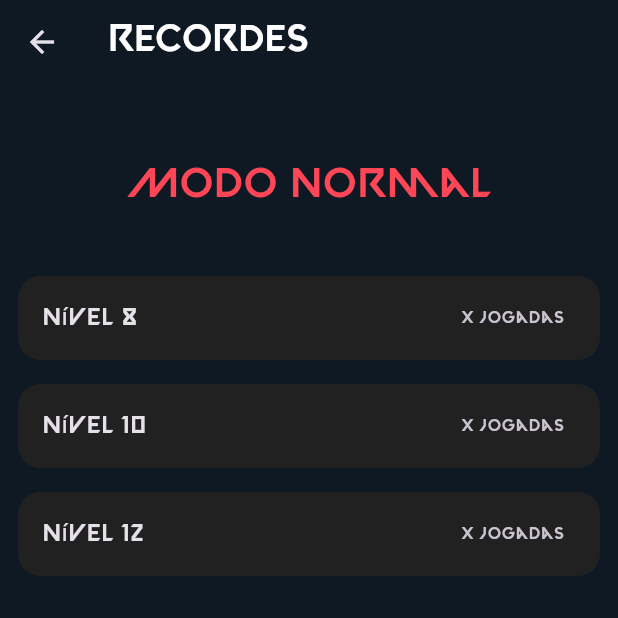
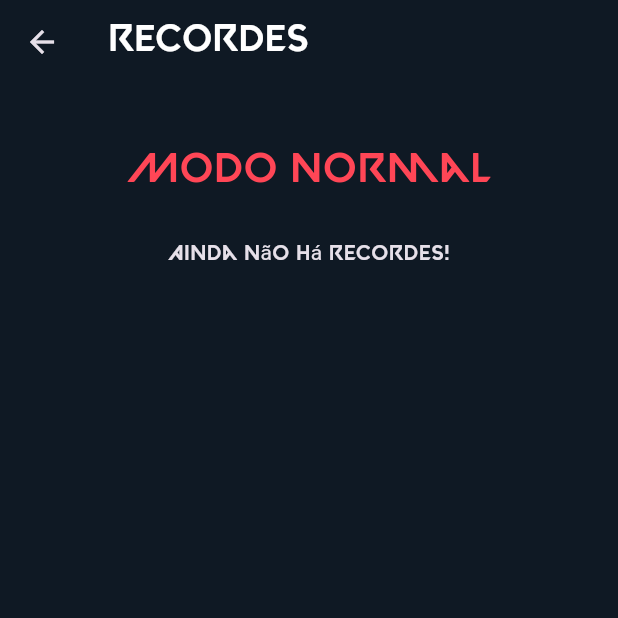
Before and after one commit to Dithan/valorant-memory, a Flutter app: the screen it shows after launch, after a tap on "Protocolo Normal", on a phone screen of 412 x 824 dp, the top half of it. Run offline on Flutter 3.47's test engine with Material 3 defaults, Android fonts, the phone set to English and light mode, and no system bars; our stand-ins replace flutter_mobx, hive, hive_flutter, mobx; accounts and stored records are empty; generated files the repository leaves out were written again.

Commit message:
Feat: Implementação do registro de recordes com Hive

```diff
--- a/lib/main.dart
+++ b/lib/main.dart
@@ -1,13 +1,20 @@
 import 'package:flutter/material.dart';
+import 'package:hive_flutter/hive_flutter.dart';
 import 'package:provider/provider.dart';
 import 'package:valorant_jogo_da_memoria/controllers/game_controller.dart';
+import 'package:valorant_jogo_da_memoria/repositories/records_repository.dart';
 import 'package:valorant_jogo_da_memoria/screens/home_page.dart';
 import 'package:valorant_jogo_da_memoria/theme.dart';
 
-void main() {
+void main() async {
+  await Hive.initFlutter();
+
   runApp(MultiProvider(
     providers: [
-      Provider<GameController>(create: (_) => GameController()),
+      Provider<RecordsRepository>(create: (_) => RecordsRepository()),
+      ProxyProvider<RecordsRepository, GameController>(
+        update: (_, repo, __) => GameController(recordsRepository: repo),
+      ),
     ],
     child: const MyApp(),
   ));
--- a/lib/screens/records_screen.dart
+++ b/lib/screens/records_screen.dart
@@ -1,53 +1,73 @@
 import 'package:flutter/material.dart';
+import 'package:flutter_mobx/flutter_mobx.dart';
+import 'package:provider/provider.dart';
 import 'package:valorant_jogo_da_memoria/constants.dart';
+import 'package:valorant_jogo_da_memoria/repositories/records_repository.dart';
 import 'package:valorant_jogo_da_memoria/theme.dart';
 
 class RecordsScreen extends StatelessWidget {
   final Modo modo;
-  final List<String> recs = ['Modo', 'Nível 8', 'Nível 10', 'Nível 12'];
 
-  RecordsScreen({super.key, required this.modo});
+  const RecordsScreen({super.key, required this.modo});
 
   getModo() {
     return modo == Modo.normal ? 'Normal' : 'Radiant';
   }
 
+  List<Widget> getRecordsList(Map records) {
+    final List<Widget> widgets = [];
+
+    records.forEach((nivel, score) {
+      widgets.add(ListTile(
+        title: Text('Nível $nivel'),
+        trailing: Text(score.toString()),
+        tileColor: Colors.grey[900],
+        shape: RoundedRectangleBorder(
+          borderRadius: BorderRadius.circular(15),
+        ),
+      ));
+
+      widgets.add(Divider(color: Colors.transparent));
+    });
+
+    if (widgets.isEmpty) {
+      widgets.add(Center(
+        child: Text('Ainda não há recordes!'),
+      ));
+    }
+
+    return widgets;
+  }
+
   @override
   Widget build(BuildContext context) {
+    final repository = Provider.of<RecordsRepository>(context);
+
     return Scaffold(
       appBar: AppBar(
         title: Text('Recordes'),
       ),
       body: Padding(
         padding: EdgeInsets.all(12),
-        child: ListView.separated(
-            itemBuilder: (context, index) {
-              return index == 0
-                  ? Padding(
-                      padding: EdgeInsets.only(top: 36, bottom: 24),
+        child: Observer(
+          builder: (context) => Column(
+            mainAxisAlignment: MainAxisAlignment.start,
+            children: [
+              Padding(
+                padding: EdgeInsets.only(top: 26, bottom: 24),
                 child: Center(
                   child: Text(
                     'Modo ${getModo()}',
-                          style: TextStyle(
-                              fontSize: 28, color: ValorantTheme.color),
+                    style: TextStyle(fontSize: 28, color: ValorantTheme.color),
                   ),
                 ),
-                    )
-                  : ListTile(
-                      title: Text(recs[index]),
-                      trailing: Text('X jogadas'),
-                      tileColor: Colors.grey[900],
-                      shape: RoundedRectangleBorder(
-                        borderRadius: BorderRadius.all(
-                          Radius.circular(15),
+              ),
+              ...getRecordsList(modo == Modo.normal
+                  ? repository.recordsNormal
+                  : repository.recordsRadiant),
+            ],
           ),
         ),
-                    );
-            },
-            separatorBuilder: (context, index) => Divider(
-                  color: Colors.transparent,
-                ),
-            itemCount: recs.length),
       ),
     );
   }
--- a/lib/widgets/card_nivel.dart
+++ b/lib/widgets/card_nivel.dart
@@ -1,5 +1,7 @@
 import 'package:flutter/material.dart';
+import 'package:provider/provider.dart';
 import 'package:valorant_jogo_da_memoria/constants.dart';
+import 'package:valorant_jogo_da_memoria/controllers/game_controller.dart';
 import 'package:valorant_jogo_da_memoria/models/game_play.dart';
 import 'package:valorant_jogo_da_memoria/screens/game_screen.dart';
 import 'package:valorant_jogo_da_memoria/theme.dart';
@@ -13,6 +15,8 @@ class CardNivel extends StatelessWidget {
   });
 
   startGame(BuildContext context) {
+    context.read<GameController>().startGame(gamePlay: gamePlay);
+
     Navigator.push(
       context,
       MaterialPageRoute(
--- a/pubspec.yaml
+++ b/pubspec.yaml
@@ -38,6 +38,9 @@ dependencies:
   flutter_mobx: ^2.3.0
   mobx_codegen: ^2.7.1
   mobx: ^2.5.0
+  hive: ^2.2.3
+  hive_flutter: ^1.1.0
+  path_provider: ^2.1.5
 
 dev_dependencies:
   flutter_test:
```
Also changed, not shown: lib/controllers/game_controller.dart (+88 -0 lines), lib/repositories/records_repository.dart (added, +54 -0 lines), lib/screens/game_screen.dart (+23 -9 lines), lib/screens/niveis_screen.dart (+6 -4 lines), lib/widgets/card_game.dart (+18 -5 lines), lib/widgets/feedback_game.dart (+12 -4 lines), lib/controllers/game_controller.g.dart, lib/repositories/records_repository.g.dart (added), pubspec.lock, 10 other files. Lines whose indentation alone changed are shown as unchanged.
